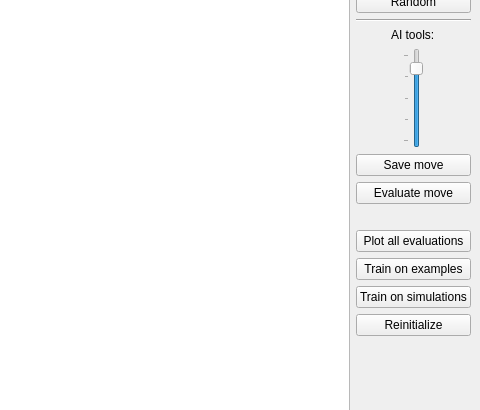
Above: cpp/TrigoTrain/src/mainwindow.ui from jhlq/Trigo before the change; both pictures show x 420 to 900 and y 186 to 596 of the 900 by 700 pixel window. Below: the same form after it.
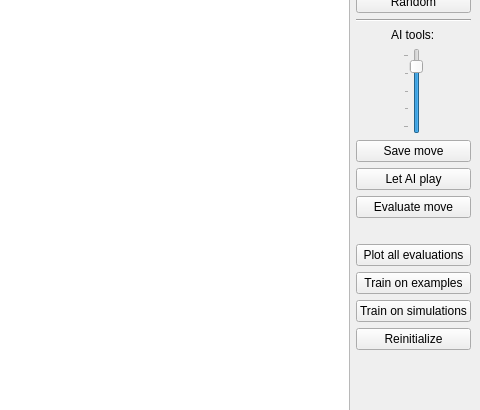
That is the form after the change.

What changed in the file:
```diff
--- a/cpp/TrigoTrain/src/mainwindow.ui
+++ b/cpp/TrigoTrain/src/mainwindow.ui
@@ -133,6 +133,13 @@
           </property>
          </widget>
         </item>
+        <item>
+         <widget class="QPushButton" name="laipButton">
+          <property name="text">
+           <string>Let AI play</string>
+          </property>
+         </widget>
+        </item>
         <item>
          <widget class="QPushButton" name="evalMoveButton">
           <property name="text">
```
